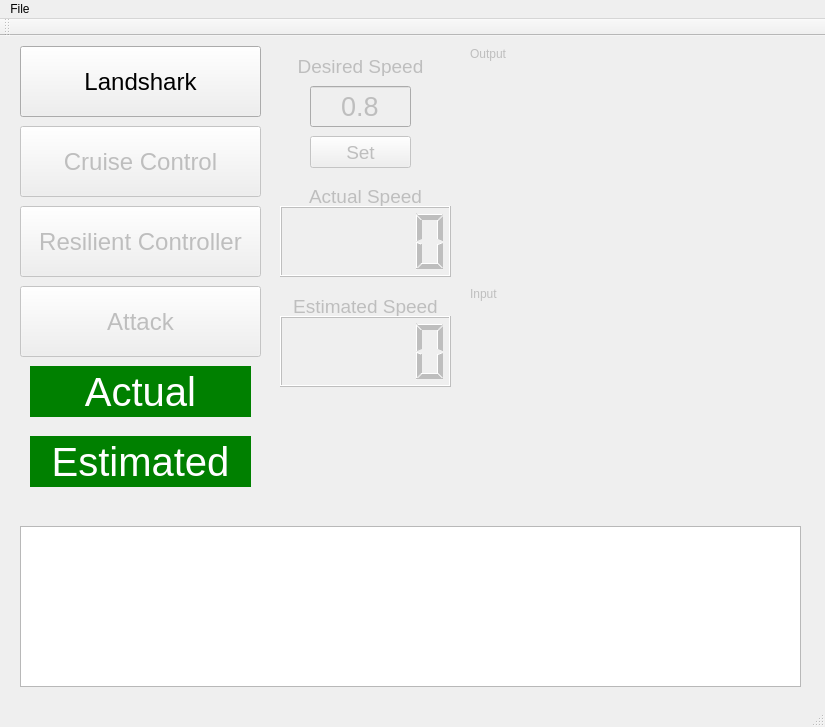
Above: hacms/mainwindow.ui from PRECISE/HACMSDemo before the change. Below: the same form after it.
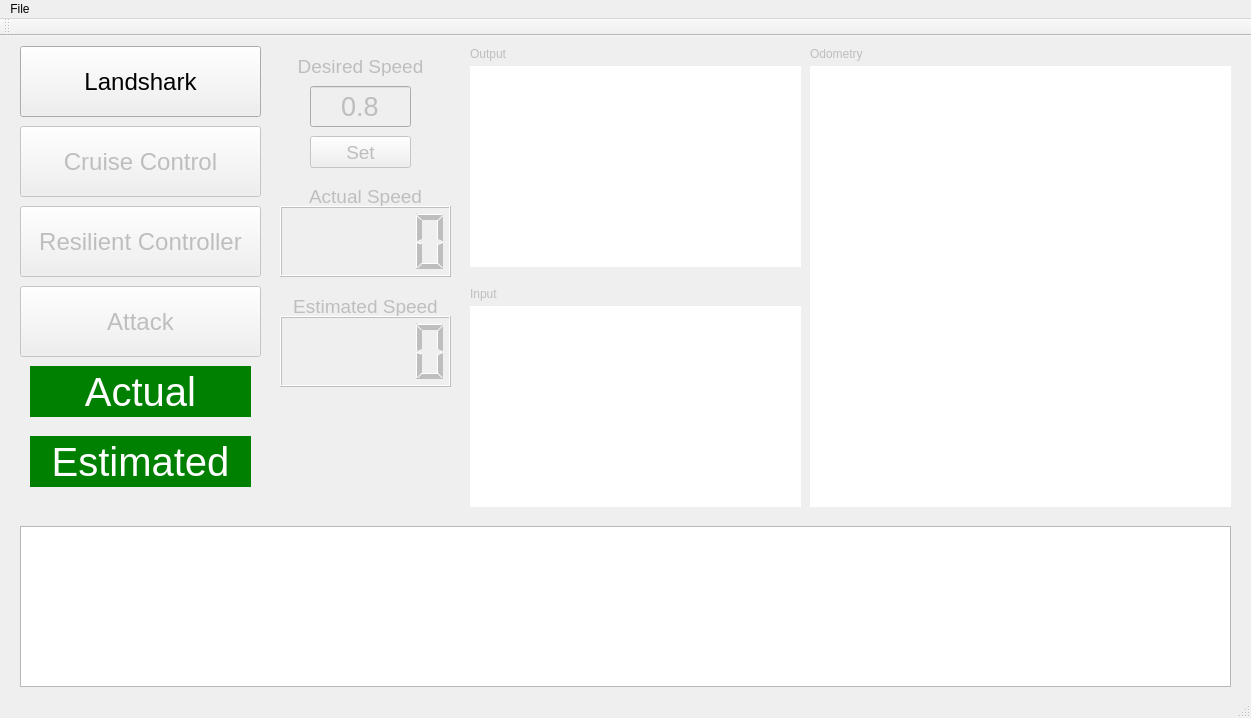
That is the form after the change.

Commit message: Added right plot for odometry.

The edit to the form file:
```diff
--- a/hacms/mainwindow.ui
+++ b/hacms/mainwindow.ui
@@ -7,8 +7,8 @@
    <rect>
     <x>0</x>
     <y>0</y>
-    <width>825</width>
-    <height>727</height>
+    <width>1251</width>
+    <height>718</height>
    </rect>
   </property>
   <property name="windowTitle">
@@ -231,7 +231,7 @@
      <rect>
       <x>20</x>
       <y>490</y>
-      <width>781</width>
+      <width>1211</width>
       <height>161</height>
      </rect>
     </property>
@@ -257,6 +257,9 @@
       <height>201</height>
      </rect>
     </property>
+    <property name="styleSheet">
+     <string notr="true">background-color: white;</string>
+    </property>
    </widget>
    <widget class="QLabel" name="outputPlotLabel">
     <property name="enabled">
@@ -384,6 +387,41 @@
       <height>201</height>
      </rect>
     </property>
+    <property name="styleSheet">
+     <string notr="true">background-color: white;</string>
+    </property>
+   </widget>
+   <widget class="QWidget" name="rightPlot" native="true">
+    <property name="enabled">
+     <bool>false</bool>
+    </property>
+    <property name="geometry">
+     <rect>
+      <x>810</x>
+      <y>30</y>
+      <width>421</width>
+      <height>441</height>
+     </rect>
+    </property>
+    <property name="styleSheet">
+     <string notr="true">background-color: white;</string>
+    </property>
+   </widget>
+   <widget class="QLabel" name="rightPlotLabel">
+    <property name="enabled">
+     <bool>false</bool>
+    </property>
+    <property name="geometry">
+     <rect>
+      <x>810</x>
+      <y>10</y>
+      <width>71</width>
+      <height>16</height>
+     </rect>
+    </property>
+    <property name="text">
+     <string>Odometry</string>
+    </property>
    </widget>
   </widget>
   <widget class="QMenuBar" name="menuBar">
@@ -391,7 +429,7 @@
     <rect>
      <x>0</x>
      <y>0</y>
-     <width>825</width>
+     <width>1251</width>
      <height>22</height>
     </rect>
    </property>
```
The commit also changes 1 other file.
